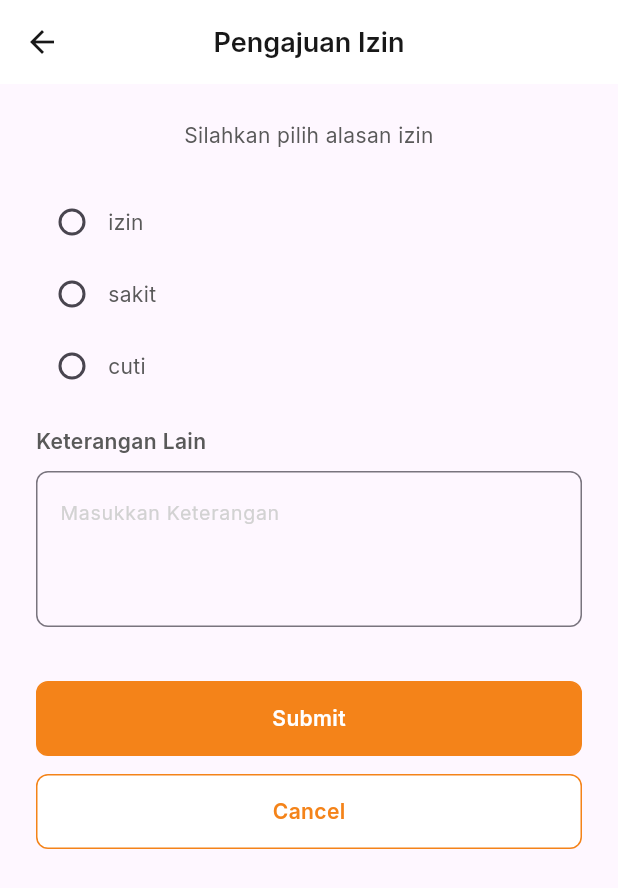
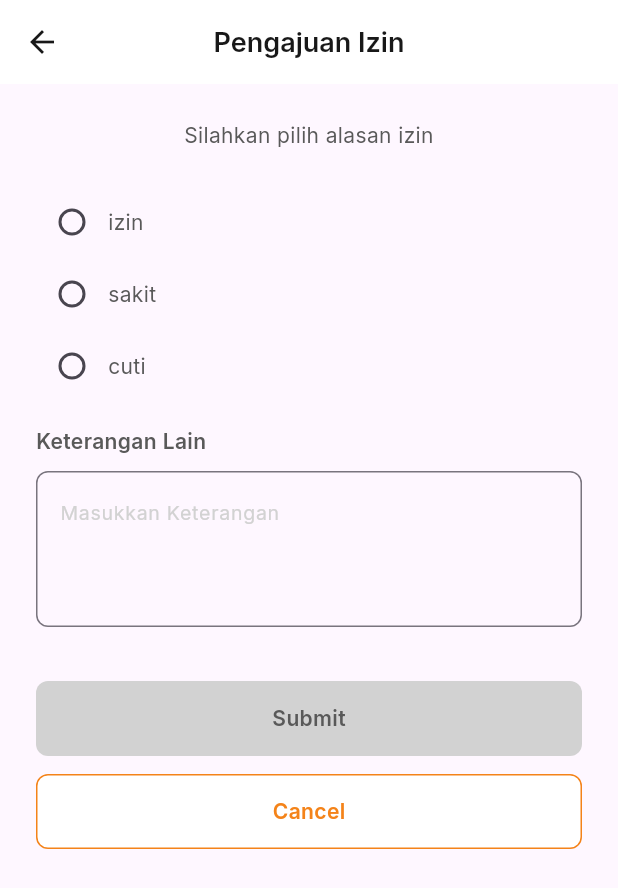
Before and after one commit to 2001arman/flutter_geotagging_ddd, a Flutter app: the IzinUi screen opened directly, after a tap on "Submit", on a phone screen of 412 x 824 dp. Shown: the top 888 px of the screen. Run offline on Flutter 3.47's test engine with Material 3 defaults, Android fonts, the phone set to English and light mode, and no system bars; our stand-ins replace connectivity, dartz, dio, flutter_easyloading, flutter_native_splash, geolocator and 6 more; missing offline and left inert: google_maps_flutter_platform_interface; accounts and stored records are empty.

Commit message:
izin modules post to api data

```diff
--- a/lib/features/application/izin_app_service.dart
+++ b/lib/features/application/izin_app_service.dart
@@ -12,12 +12,11 @@ class IzinAppService {
   final IzinRepositoryBase _repository = Get.find<IzinRepository>();
 
   Future<Either<GenericException, String>> izin({
-    required int idPegawai,
     required String alasan,
     required String keterangan,
   }) async {
-    final signInEntities = _factory.create(
-        idPegawai: idPegawai, alasan: alasan, keterangan: keterangan);
+    final signInEntities =
+        _factory.create(alasan: alasan, keterangan: keterangan);
 
     final res = await _repository.izin(izinEntities: signInEntities);
 
--- a/lib/features/domain/izin/interface/izin_factory_base.dart
+++ b/lib/features/domain/izin/interface/izin_factory_base.dart
@@ -2,7 +2,6 @@ import 'package:geotagging/features/domain/izin/entities/izin_entities.dart';
 
 abstract class IzinFactoryBase {
   IzinEntities create({
-    required int idPegawai,
     required String keterangan,
     required String alasan,
   });
--- a/lib/features/infrastructure/izin/cuti_factory.dart
+++ b/lib/features/infrastructure/izin/cuti_factory.dart
@@ -4,10 +4,7 @@ import '../../domain/izin/interface/izin_factory_base.dart';
 
 class IzinFactory implements IzinFactoryBase {
   @override
-  IzinEntities create(
-      {required int idPegawai,
-      required String keterangan,
-      required String alasan}) {
+  IzinEntities create({required String keterangan, required String alasan}) {
     return IzinEntities(keterangan: keterangan, alasan: alasan);
   }
 }
--- a/lib/features/presentation/izin/izin_logic.dart
+++ b/lib/features/presentation/izin/izin_logic.dart
@@ -1,12 +1,30 @@
+import 'package:flutter_easyloading/flutter_easyloading.dart';
+import 'package:geotagging/features/application/izin_app_service.dart';
 import 'package:geotagging/features/presentation/izin/izin_state.dart';
 import 'package:get/get.dart';
 
 class IzinLogic extends GetxController {
+  final IzinAppService _app = Get.find<IzinAppService>();
   IzinState state = IzinState();
 
   void onChangeRadio(String? value) {
     state.groupValue.value = value ?? '';
   }
 
-  void submitIzin() {}
+  bool get isButtonDisable => state.groupValue.value == '';
+
+  void submitIzin() async {
+    if (!isButtonDisable) {
+      EasyLoading.show();
+      final res = await _app.izin(
+        alasan: state.groupValue.value,
+        keterangan: state.keteranganController.text,
+      );
+      res.fold(
+        (l) => Get.snackbar('Error', l.info),
+        (r) => Get.snackbar("Success", r),
+      );
+      EasyLoading.dismiss();
+    }
+  }
 }
--- a/lib/features/presentation/izin/izin_state.dart
+++ b/lib/features/presentation/izin/izin_state.dart
@@ -1,6 +1,8 @@
+import 'package:flutter/material.dart';
 import 'package:get/get.dart';
 
 class IzinState {
   List<String> radioValue = ["izin", "sakit", "cuti"];
   var groupValue = ''.obs;
+  TextEditingController keteranganController = TextEditingController();
 }
--- a/lib/features/presentation/izin/izin_ui.dart
+++ b/lib/features/presentation/izin/izin_ui.dart
@@ -41,15 +41,18 @@ class IzinUi extends StatelessWidget {
             ),
           const SizedBox(height: 16),
           CustomTextFormField(
-            controller: TextEditingController(),
+            controller: state.keteranganController,
             hintText: "Masukkan Keterangan",
             title: "Keterangan Lain",
             minLines: 3,
           ),
           SizedBox(height: defaultMargin),
-          MyButton(
-            onTap: () {},
-            title: "Submit",
+          Obx(
+            () => MyButton(
+              onTap: logic.submitIzin,
+              title: "Submit",
+              disable: logic.isButtonDisable,
+            ),
           ),
           const SizedBox(height: 12),
           MyButton(
```
Also changed, not shown: lib/app/network/api_provider.dart (+10 -4 lines), lib/features/presentation/izin/izin_binding.dart (+8 -0 lines).
